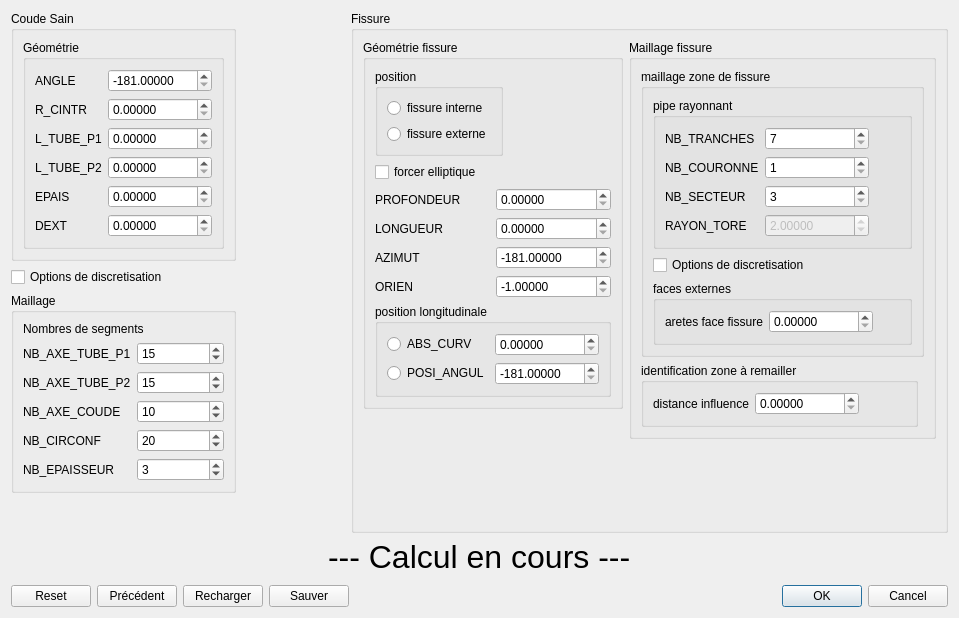
Old version of the form src/Tools/blocFissure/ihm/fissureCoude.ui in the repository SalomePlatform/smesh.
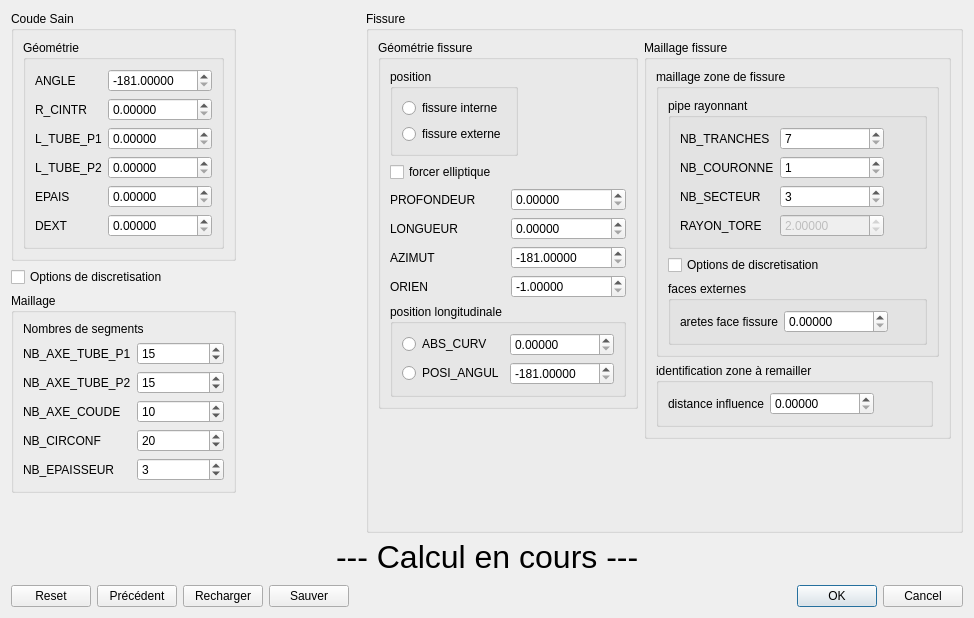
New version of the form.

```diff
--- a/src/Tools/blocFissure/ihm/fissureCoude.ui
+++ b/src/Tools/blocFissure/ihm/fissureCoude.ui
@@ -6,7 +6,7 @@
    <rect>
     <x>0</x>
     <y>0</y>
-    <width>959</width>
+    <width>974</width>
     <height>618</height>
    </rect>
   </property>
```
